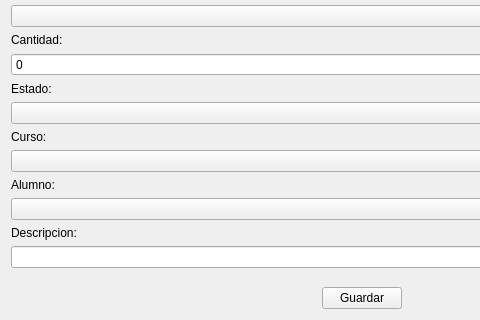
MaxAPBusiness/Blustock, file blustock/ui/screens_uis/n-movimiento.ui: the form before one commit; both pictures show x 0 to 480 and y 154 to 474 of the 723 by 474 pixel window.
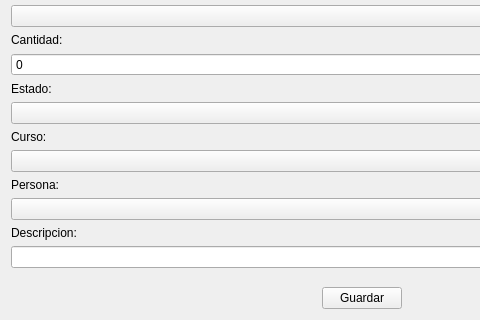
The form after the commit.

```diff
--- a/blustock/ui/screens_uis/n-movimiento.ui
+++ b/blustock/ui/screens_uis/n-movimiento.ui
@@ -138,7 +138,7 @@
      <item row="6" column="0">
       <widget class="QLabel" name="alumnoLabel">
        <property name="text">
-        <string>Alumno:</string>
+        <string>Persona:</string>
        </property>
       </widget>
      </item>
```
